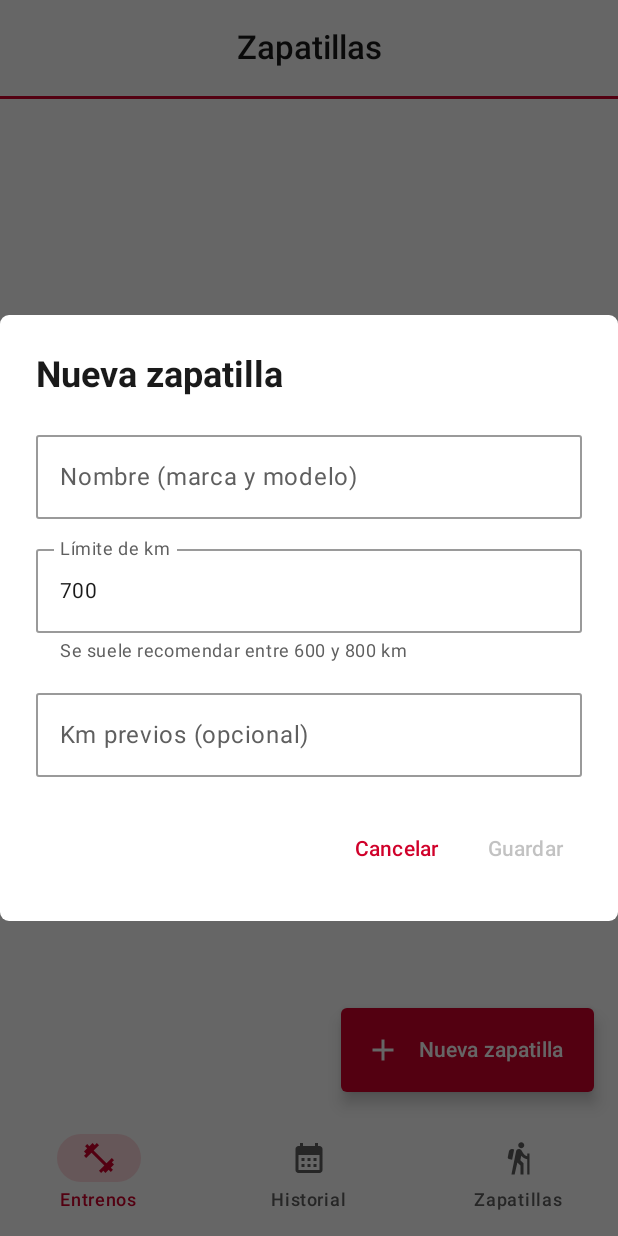
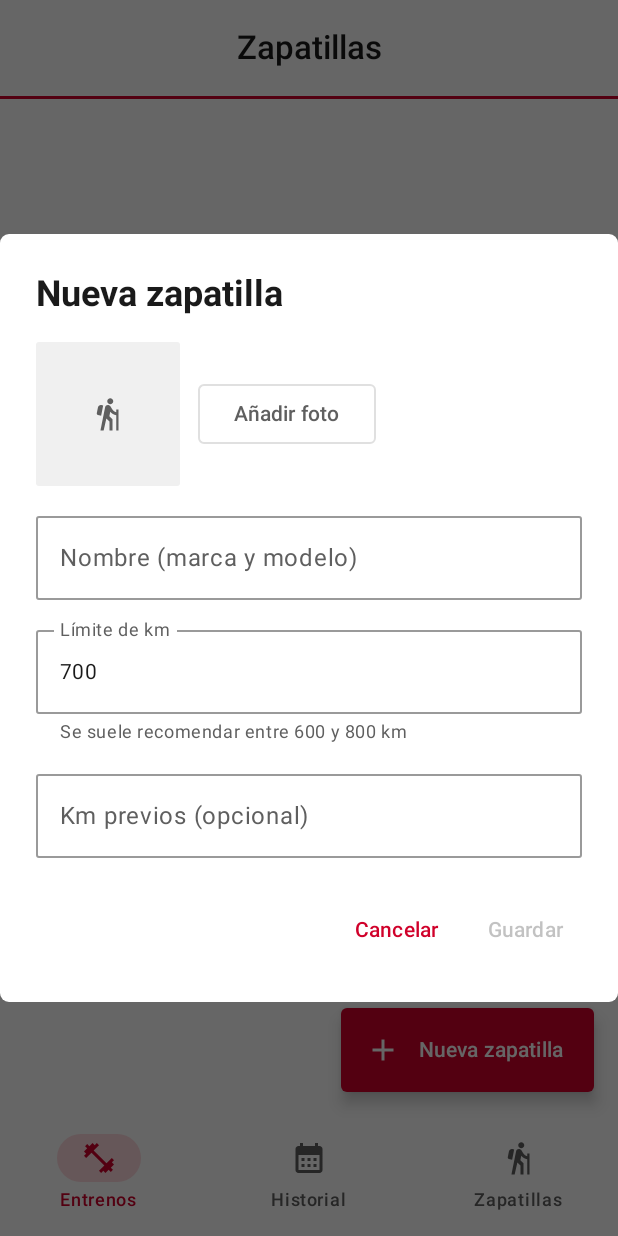
Before and after one commit to averok/running, an Android app built with Jetpack Compose: the composable ShoesScreen shown on its own in the app's theme, after a tap on "Nueva zapatilla", on a phone screen of 412 x 824 dp. Run offline under Robolectric (Android 15) with nearby library versions, the phone set to English and light mode, and no system bars.

Commit message:
Foto del modelo en las fichas de zapatillas
La foto se elige con el selector del sistema (sin permisos) y se copia
reducida a almacenamiento interno, para que no dependa de la galería y se
pueda exportar más adelante. Se borran los archivos huérfanos al quitar,
cambiar o cancelar. Actualiza la captura del README y los datos de ejemplo.

Co-Authored-By: Claude Sonnet 5.5 <noreply@anthropic.com>

```diff
--- a/app/src/main/java/app/running/model/Gear.kt
+++ b/app/src/main/java/app/running/model/Gear.kt
@@ -11,6 +11,8 @@ data class Shoe(
     /** Km que ya llevaban antes de empezar a usar la app. */
     val initialKm: Double = 0.0,
     val retired: Boolean = false,
+    /** Nombre del archivo de la foto en `filesDir/shoe-photos/` (ver `ShoePhotos`). */
+    val photo: String? = null,
 )
 
 /** Una sesión realizada. Los km de cada zapatilla se derivan de estas sesiones. */
--- /dev/null
+++ b/app/src/main/java/app/running/ui/ShoePhoto.kt
@@ -0,0 +1,42 @@
+package app.running.ui
+
+import android.graphics.BitmapFactory
+import androidx.compose.foundation.Image
+import androidx.compose.foundation.background
+import androidx.compose.foundation.layout.Box
+import androidx.compose.foundation.layout.fillMaxSize
+import androidx.compose.material.icons.Icons
+import androidx.compose.material.icons.filled.Hiking
+import androidx.compose.material3.Icon
+import androidx.compose.material3.MaterialTheme
+import androidx.compose.runtime.Composable
+import androidx.compose.runtime.getValue
+import androidx.compose.runtime.produceState
+import androidx.compose.ui.Alignment
+import androidx.compose.ui.Modifier
+import androidx.compose.ui.graphics.ImageBitmap
+import androidx.compose.ui.graphics.asImageBitmap
+import androidx.compose.ui.layout.ContentScale
+import androidx.compose.ui.platform.LocalContext
+import app.running.data.ShoePhotos
+import kotlinx.coroutines.Dispatchers
+import kotlinx.coroutines.withContext
+
+/** Foto de una zapatilla; si no hay (o no se puede leer) muestra un icono sobre fondo gris. */
+@Composable
+fun ShoePhoto(photo: String?, modifier: Modifier = Modifier) {
+    val context = LocalContext.current
+    val bitmap by produceState<ImageBitmap?>(initialValue = null, photo) {
+        value = if (photo == null) null else withContext(Dispatchers.IO) {
+            runCatching { BitmapFactory.decodeFile(ShoePhotos.file(context, photo).path)?.asImageBitmap() }.getOrNull()
+        }
+    }
+    Box(modifier.background(MaterialTheme.colorScheme.surfaceVariant), contentAlignment = Alignment.Center) {
+        val img = bitmap
+        if (img != null) {
+            Image(img, contentDescription = "Foto de la zapatilla", modifier = Modifier.fillMaxSize(), contentScale = ContentScale.Crop)
+        } else {
+            Icon(Icons.Default.Hiking, contentDescription = null, tint = MaterialTheme.colorScheme.onSurfaceVariant)
+        }
+    }
+}
--- a/app/src/main/java/app/running/ui/ShoesScreen.kt
+++ b/app/src/main/java/app/running/ui/ShoesScreen.kt
@@ -1,6 +1,11 @@
 package app.running.ui
 
+import androidx.activity.compose.rememberLauncherForActivityResult
+import androidx.activity.result.PickVisualMediaRequest
+import androidx.activity.result.contract.ActivityResultContracts
 import androidx.compose.foundation.clickable
+import androidx.compose.foundation.rememberScrollState
+import androidx.compose.foundation.verticalScroll
 import androidx.compose.foundation.layout.*
 import androidx.compose.foundation.lazy.LazyColumn
 import androidx.compose.foundation.lazy.items
@@ -11,12 +16,18 @@ import androidx.compose.material3.*
 import androidx.compose.runtime.*
 import androidx.compose.ui.Alignment
 import androidx.compose.ui.Modifier
+import androidx.compose.ui.draw.clip
 import androidx.compose.ui.graphics.Color
+import androidx.compose.ui.platform.LocalContext
 import androidx.compose.ui.text.input.KeyboardType
 import androidx.compose.ui.text.style.TextAlign
 import androidx.compose.ui.unit.dp
 import androidx.lifecycle.compose.collectAsStateWithLifecycle
+import app.running.data.ShoePhotos
 import app.running.model.*
+import kotlinx.coroutines.Dispatchers
+import kotlinx.coroutines.launch
+import kotlinx.coroutines.withContext
 
 @OptIn(ExperimentalMaterial3Api::class)
 @Composable
@@ -82,9 +93,11 @@ private fun ShoeCard(shoe: Shoe, km: Double, onClick: () -> Unit) {
         else -> PolarBlue
     }
     PolarCard(Modifier.fillMaxWidth().clickable(onClick = onClick)) {
-        Column(Modifier.padding(16.dp)) {
+        Row(Modifier.padding(16.dp)) {
+            ShoePhoto(shoe.photo, Modifier.size(80.dp).clip(MaterialTheme.shapes.small))
+            Spacer(Modifier.width(16.dp))
+            Column(Modifier.weight(1f)) {
                 Text(shoe.name, style = MaterialTheme.typography.titleMedium)
-            Spacer(Modifier.height(4.dp))
                 Row(verticalAlignment = Alignment.Bottom) {
                     Text(trimNumber(km, 1), style = StatNumber)
                     Text(
@@ -94,7 +107,7 @@ private fun ShoeCard(shoe: Shoe, km: Double, onClick: () -> Unit) {
                         modifier = Modifier.padding(bottom = 4.dp),
                     )
                 }
-            Spacer(Modifier.height(8.dp))
+                Spacer(Modifier.height(6.dp))
                 LinearProgressIndicator(
                     progress = { ratio.coerceIn(0.0, 1.0).toFloat() },
                     modifier = Modifier.fillMaxWidth(),
@@ -117,6 +130,7 @@ private fun ShoeCard(shoe: Shoe, km: Double, onClick: () -> Unit) {
             }
         }
     }
+}
 
 private fun parseKm(s: String): Double? = s.trim().replace(',', '.').toDoubleOrNull()
 
@@ -127,15 +141,47 @@ private fun ShoeDialog(initial: Shoe?, onDismiss: () -> Unit, onSave: (Shoe) ->
     var initialKm by remember { mutableStateOf(initial?.initialKm?.let { if (it > 0) trimNumber(it, 1) else "" } ?: "") }
     var retired by remember { mutableStateOf(initial?.retired ?: false) }
     var confirmDelete by remember { mutableStateOf(false) }
+    var photo by remember { mutableStateOf(initial?.photo) }
+    var photoError by remember { mutableStateOf(false) }
+    val context = LocalContext.current
+    val scope = rememberCoroutineScope()
+
+    // Una foto elegida en este diálogo y aún no guardada es un archivo huérfano si se descarta o se reemplaza.
+    fun discardUnsavedPhoto() { if (photo != initial?.photo) ShoePhotos.delete(context, photo) }
+
+    val picker = rememberLauncherForActivityResult(ActivityResultContracts.PickVisualMedia()) { uri ->
+        if (uri != null) scope.launch {
+            val name = withContext(Dispatchers.IO) { ShoePhotos.import(context, uri) }
+            photoError = name == null
+            if (name != null) { discardUnsavedPhoto(); photo = name }
+        }
+    }
+    val dismiss = { discardUnsavedPhoto(); onDismiss() }
 
     val limitValue = parseKm(limit)?.takeIf { it > 0 }
     val initialValue = if (initialKm.isBlank()) 0.0 else parseKm(initialKm)
 
     AlertDialog(
-        onDismissRequest = onDismiss,
+        onDismissRequest = dismiss,
         title = { Text(if (initial == null) "Nueva zapatilla" else "Editar zapatilla") },
         text = {
-            Column(verticalArrangement = Arrangement.spacedBy(12.dp)) {
+            Column(Modifier.verticalScroll(rememberScrollState()), verticalArrangement = Arrangement.spacedBy(12.dp)) {
+                Row(verticalAlignment = Alignment.CenterVertically) {
+                    ShoePhoto(photo, Modifier.size(96.dp).clip(MaterialTheme.shapes.small))
+                    Spacer(Modifier.width(12.dp))
+                    Column {
+                        OutlinedButton(
+                            onClick = { picker.launch(PickVisualMediaRequest(ActivityResultContracts.PickVisualMedia.ImageOnly)) },
+                            shape = MaterialTheme.shapes.medium,
+                        ) { Text(if (photo == null) "Añadir foto" else "Cambiar foto") }
+                        if (photo != null) {
+                            TextButton(onClick = { discardUnsavedPhoto(); photo = null; photoError = false }) { Text("Quitar foto") }
+                        }
+                    }
+                }
+                if (photoError) {
+                    Text("No se pudo cargar la imagen.", color = MaterialTheme.colorScheme.error, style = MaterialTheme.typography.bodySmall)
+                }
                 OutlinedTextField(
                     value = name, onValueChange = { name = it }, label = { Text("Nombre (marca y modelo)") },
                     singleLine = true, modifier = Modifier.fillMaxWidth(),
@@ -168,13 +214,13 @@ private fun ShoeDialog(initial: Shoe?, onDismiss: () -> Unit, onSave: (Shoe) ->
                 onClick = {
                     onSave(
                         (initial ?: Shoe(name = "", limitKm = 0.0)).copy(
-                            name = name.trim(), limitKm = limitValue!!, initialKm = initialValue!!, retired = retired,
+                            name = name.trim(), limitKm = limitValue!!, initialKm = initialValue!!, retired = retired, photo = photo,
                         ),
                     )
                 },
             ) { Text("Guardar") }
         },
-        dismissButton = { TextButton(onClick = onDismiss) { Text("Cancelar") } },
+        dismissButton = { TextButton(onClick = dismiss) { Text("Cancelar") } },
     )
 
     if (confirmDelete) {
```
Also changed, not shown: app/src/main/java/app/running/data/ShoePhotos.kt (added, +68 -0 lines), app/src/main/java/app/running/ui/WorkoutViewModel.kt (+13 -2 lines), 6 other files. Lines whose indentation alone changed are shown as unchanged.
